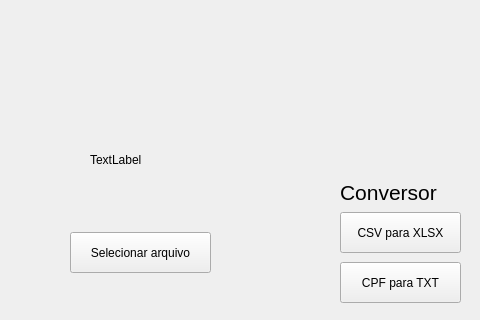
First picture: the form in front.ui, repository RoBruns/manipulador_planilha, before the edit; both pictures show x 0 to 480 and y 188 to 508 of the 834 by 664 pixel window.
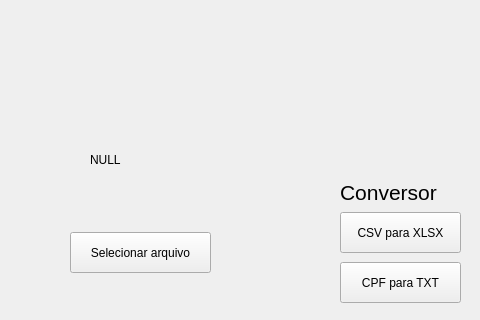
Second picture: the form after the edit. Icons and pictures are not drawn.

Diff of the .ui file:
```diff
--- a/front.ui
+++ b/front.ui
@@ -55,7 +55,7 @@
     </rect>
    </property>
    <property name="text">
-    <string>TextLabel</string>
+    <string>NULL</string>
    </property>
   </widget>
   <widget class="QPushButton" name="pushButton">
```
Left out of the diff: 19 changed lines with no effect on the pictures.
